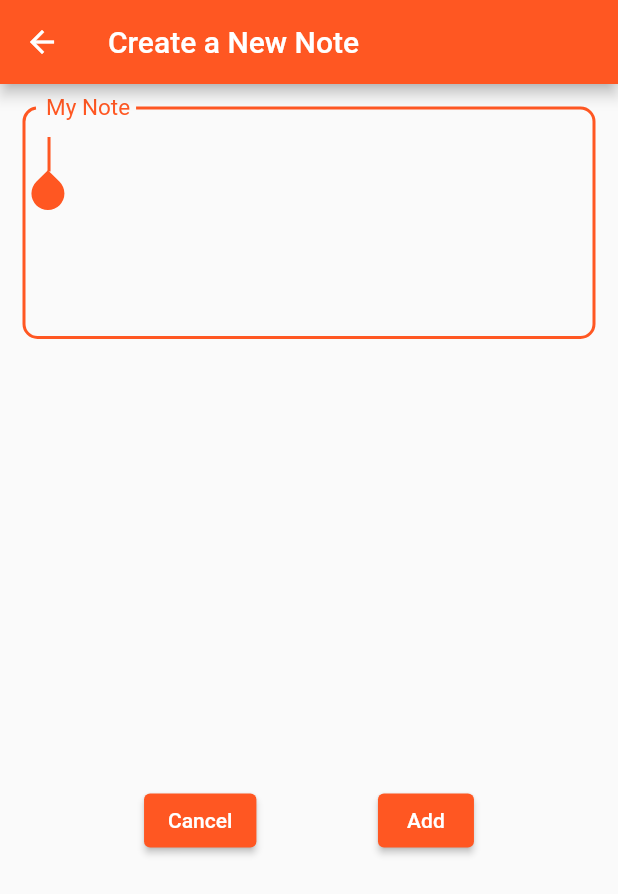
After one commit to kingkardev01/king_todo_app, a Flutter app: the screen it shows after launch, after a tap on the "add" icon, on a phone screen of 412 x 824 dp. The commit adds this screen. Shown: the top 894 px of the screen. Run offline on Flutter 3.47's test engine with Material 2 defaults, Android fonts, the phone set to English and light mode, and no system bars; our stand-ins replace get, get_storage.

Commit message:
Total finished

```diff
--- a/lib/main.dart
+++ b/lib/main.dart
@@ -1,9 +1,11 @@
 import 'package:flutter/material.dart';
 import 'package:get/get.dart';
 import 'package:king_todo_app/screens/homeScreen.dart';
+import 'package:get_storage/get_storage.dart';
 
-void main(){
-  runApp(MyApp());
+void main() async {
+  await GetStorage.init();
+  runApp(const MyApp());
 }
 
 class MyApp extends StatelessWidget {
@@ -11,8 +13,11 @@ class MyApp extends StatelessWidget {
 
   @override
   Widget build(BuildContext context) {
-    return GetMaterialApp(
-      home: HomeScreen(),
+    return  GetMaterialApp(
+      theme: ThemeData(
+        primarySwatch: Colors.deepOrange,
+      ),
+      home: const HomeScreen(),
       debugShowCheckedModeBanner: false,
     );
   }
--- /dev/null
+++ b/lib/model.dart
@@ -0,0 +1,12 @@
+import 'package:flutter/material.dart';
+class Note {
+  String title;
+  Note({
+     this.title ="",
+  });
+  factory Note.fromJson(Map < String, dynamic > json) => Note(
+      title: json['title']);
+  Map < String, dynamic > toJson() => {
+    'title': title
+  };
+}
--- /dev/null
+++ b/lib/screens/controller.dart
@@ -0,0 +1,24 @@
+import 'package:flutter/material.dart';
+import 'package:get/get.dart';
+import 'package:get_storage/get_storage.dart';
+
+import '../model.dart';
+
+
+class NoteController extends GetxController {
+  var notes = < Note >[].obs;
+  void add(Note n) {
+    notes.add(n);
+  }
+  @override
+  void onInit() {
+    List? storedNotes = GetStorage().read < List > ('notes');
+    if (!storedNotes.isNull) {
+      notes = storedNotes!.map((e) => Note.fromJson(e)).toList().obs;
+    }
+    ever(notes, (_) {
+      GetStorage().write('notes', notes.toList());
+    });
+    super.onInit();
+  }
+}
--- a/lib/screens/homeScreen.dart
+++ b/lib/screens/homeScreen.dart
@@ -1,4 +1,8 @@
 import 'package:flutter/material.dart';
+import 'package:get/get.dart';
+
+import 'controller.dart';
+import 'my_note.dart';
 
 
 class HomeScreen extends StatelessWidget {
@@ -6,6 +10,60 @@ class HomeScreen extends StatelessWidget {
 
   @override
   Widget build(BuildContext context) {
-    return const Placeholder();
+    final NoteController nc = Get.put(NoteController());
+    Widget getNoteList() {
+      return Obx(
+            () => nc.notes.isEmpty ? Center(child: Image.asset('assets/note.jpg'), ) :
+        ListView.builder(
+            itemCount: nc.notes.length,
+            itemBuilder: (context, index) =>
+                Card(
+                  child: ListTile(
+                      title: Text(nc.notes[index].title,
+                          style: const TextStyle(
+                              fontWeight: FontWeight.w500)),
+                      leading: Text(
+                        "${index + 1}.",
+                        style: const TextStyle(fontSize: 15),
+                      ),
+                      trailing: Wrap(children: < Widget > [
+                        IconButton(
+                            icon: const Icon(Icons.create),
+                            onPressed: () =>
+                                Get.to(MyNote(index: index))),
+                        IconButton(
+                            icon: const Icon(Icons.delete),
+                            onPressed: () {
+                              Get.defaultDialog(
+                                  title: 'Delete Note',
+                                  middleText: nc.notes[index].title,
+                                  onCancel: () => Get.back(),
+                                  confirmTextColor: Colors.white,
+                                  onConfirm: () {
+                                    nc.notes.removeAt(index);
+                                    Get.back();
+                                  });
+                            })
+                      ])),
+                )
+        ),
+      );
+    }
+    return SafeArea(
+        child: Scaffold(
+            backgroundColor: Colors.white,
+            appBar: AppBar(
+              centerTitle: true,
+              title: const Text('King Todo App'),
+            ),
+            floatingActionButton: FloatingActionButton(
+              child: const Icon(Icons.add),
+              onPressed: () {
+                Get.to(const MyNote());
+              },
+            ),
+            body: Padding(
+                padding: const EdgeInsets.all(5),
+                child: getNoteList())));
   }
 }
--- /dev/null
+++ b/lib/screens/my_note.dart
@@ -0,0 +1,78 @@
+import 'package:flutter/material.dart';
+import 'package:get/get.dart';
+
+import '../model.dart';
+import 'controller.dart';
+
+class MyNote extends StatelessWidget {
+  final int? index;
+  const MyNote({
+     this.index,
+  });
+  @override
+  Widget build(BuildContext context) {
+    final NoteController nc = Get.find();
+    String text = "";
+    text = index == null ? " " : nc.notes[index!].title;
+    TextEditingController textEditingController =  TextEditingController(text: text);
+    return SafeArea(
+        child: Scaffold(
+            appBar: AppBar(
+              title: index == null ? const Text('Create a New Note ') : const Text('Update note'),
+            ),
+            body: Padding(
+              padding: const EdgeInsets.all(15),
+              child: SizedBox(
+                height: 500,
+                child: Column(
+                  mainAxisAlignment: MainAxisAlignment.center,
+                  crossAxisAlignment: CrossAxisAlignment.center,
+                  children: < Widget > [
+                    Expanded(
+                      child: TextField(
+                        controller: textEditingController,
+                        autofocus: true,
+                        textCapitalization: TextCapitalization.sentences,
+                        decoration: InputDecoration(
+                          hintText: 'Create a new note!!',
+                          labelText: ' My Note',
+                          border: OutlineInputBorder(
+                              borderSide: const BorderSide(color: Colors.black87),
+                              borderRadius: BorderRadius.circular(10)),
+                        ),
+                        style: const TextStyle(fontSize: 20),
+                        keyboardType: TextInputType.text,
+                        maxLines: 5,
+                      ),
+                    ),
+                    Row(
+                        mainAxisAlignment: MainAxisAlignment.spaceEvenly,
+                        children: < Widget > [
+                          ElevatedButton(
+                            onPressed: () {
+                              Get.back();
+                            },
+                            child: const Text('Cancel'),
+                            // color: Colors.red,
+                          ),
+                          ElevatedButton(
+                            onPressed: () {
+                              if (index == null) {
+                                nc.notes.add(Note(title: textEditingController.text));
+                              } else {
+                                var updatenote = nc.notes[index!];
+                                updatenote.title = textEditingController.text;
+                                nc.notes[index!] = updatenote;
+                              }
+                              Get.back();
+                            },
+                            child: index == null ? const Text('Add') : const Text('Update'),
+                            // color: Colors.green,
+                          )
+                        ])
+                  ],
+                ),
+              ),
+            )));
+  }
+}
--- a/pubspec.yaml
+++ b/pubspec.yaml
@@ -48,6 +48,7 @@ dev_dependencies:
 
   #my package
   get: ^4.6.5
+  get_storage: ^2.1.1
 
 
 
@@ -65,8 +66,8 @@ flutter:
   uses-material-design: true
 
   # To add assets to your application, add an assets section, like this:
-  # assets:
-  #   - images/a_dot_burr.jpeg
+  assets:
+     - assets/note.jpg
   #   - images/a_dot_ham.jpeg
 
   # An image asset can refer to one or more resolution-specific "variants", see
```
Also changed, not shown: assets/note.jpg (added), pubspec.lock, 1 other file.
